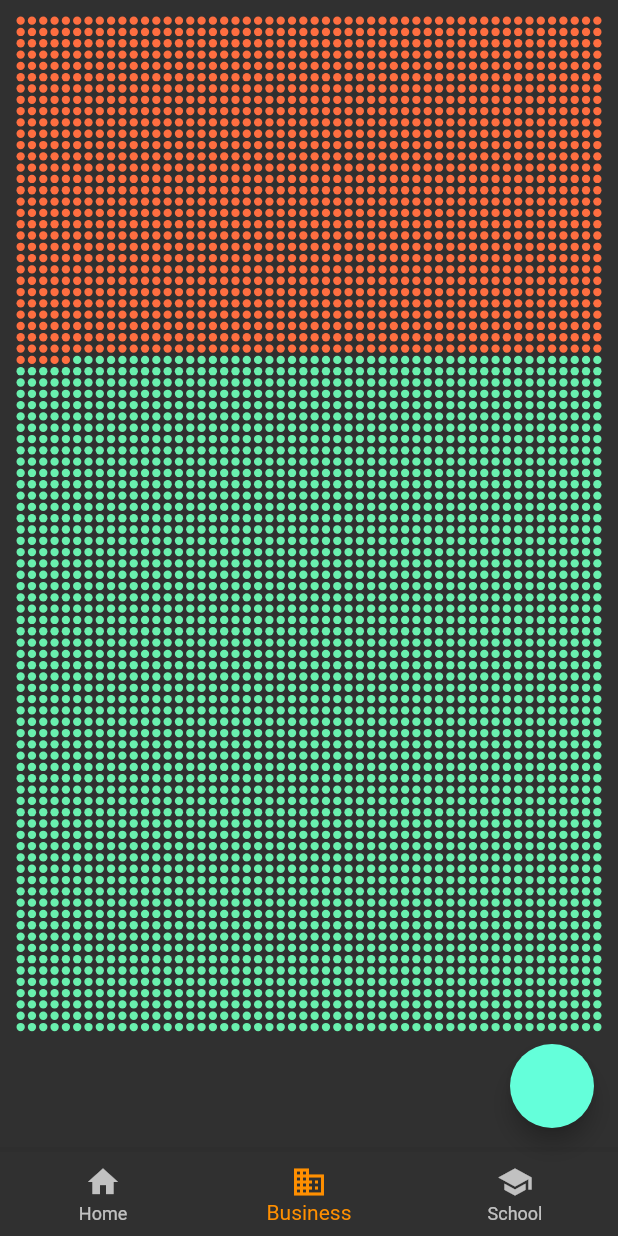
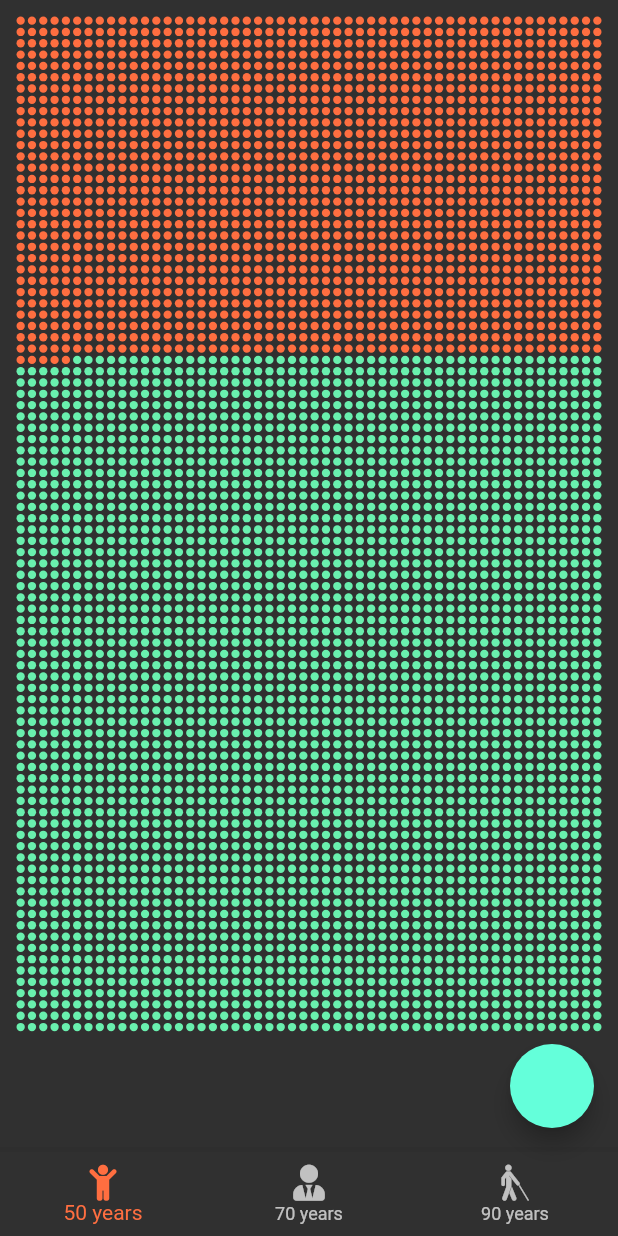
Before and after one commit to venil7/life-wasted, a Flutter app: the screen it shows after launch, on a phone screen of 412 x 824 dp. Run offline on Flutter 3.47's test engine with Material 2 defaults, Android fonts, the light colour scheme and no system bars; our stand-ins replace font_awesome_flutter.

Commit message:
bottom navigation

```diff
--- /dev/null
+++ b/lib/components/bottom_navigation.dart
@@ -0,0 +1,40 @@
+import 'package:flutter/material.dart';
+import 'package:font_awesome_flutter/font_awesome_flutter.dart';
+
+enum UserAge {
+  fifty,
+  seventy,
+  ninety,
+}
+
+class BottomNavigation extends StatelessWidget {
+  final UserAge userAge;
+  final void Function(UserAge) onTap;
+  BottomNavigation({this.userAge, this.onTap});
+
+  @override
+  Widget build(BuildContext context) {
+    return BottomAppBar(
+      color: ThemeData.dark().accentColor,
+      child: BottomNavigationBar(
+        items: const <BottomNavigationBarItem>[
+          BottomNavigationBarItem(
+            icon: FaIcon(FontAwesomeIcons.child),
+            title: Text('50 years'),
+          ),
+          BottomNavigationBarItem(
+            icon: FaIcon(FontAwesomeIcons.userTie),
+            title: Text('70 years'),
+          ),
+          BottomNavigationBarItem(
+            icon: FaIcon(FontAwesomeIcons.blind),
+            title: Text('90 years'),
+          ),
+        ],
+        currentIndex: userAge.index,
+        selectedItemColor: Colors.deepOrangeAccent,
+        onTap: (idx) => onTap(UserAge.values.firstWhere((v) => v == userAge)),
+      ),
+    );
+  }
+}
--- a/lib/main.dart
+++ b/lib/main.dart
@@ -1,5 +1,6 @@
 import 'package:flutter/material.dart';
 import 'package:life_wasted/components/life.dart';
+import 'package:life_wasted/components/bottom_navigation.dart';
 import './util.dart';
 
 void main() {
@@ -14,28 +15,8 @@ class MyApp extends StatelessWidget {
     return MaterialApp(
       theme: ThemeData.dark(),
       home: Scaffold(
-        bottomNavigationBar: BottomAppBar(
-          color: ThemeData.dark().accentColor,
-          child: BottomNavigationBar(
-            items: const <BottomNavigationBarItem>[
-              BottomNavigationBarItem(
-                icon: Icon(Icons.home),
-                title: Text('Home'),
-              ),
-              BottomNavigationBarItem(
-                icon: Icon(Icons.business),
-                title: Text('Business'),
-              ),
-              BottomNavigationBarItem(
-                icon: Icon(Icons.school),
-                title: Text('School'),
-              ),
-            ],
-            currentIndex: 1,
-            selectedItemColor: Colors.amber[800],
-            onTap: null,
-          ),
-        ),
+        bottomNavigationBar:
+            BottomNavigation(userAge: UserAge.fifty, onTap: null),
         floatingActionButton: FloatingActionButton(onPressed: null),
         body: SafeArea(
           child: Life(
--- a/pubspec.yaml
+++ b/pubspec.yaml
@@ -9,7 +9,7 @@ environment:
 dependencies:
   flutter:
     sdk: flutter
-
+  font_awesome_flutter: 8.7.0
   cupertino_icons: ^0.1.2
 
 dev_dependencies:
```
Also changed, not shown: pubspec.lock.
